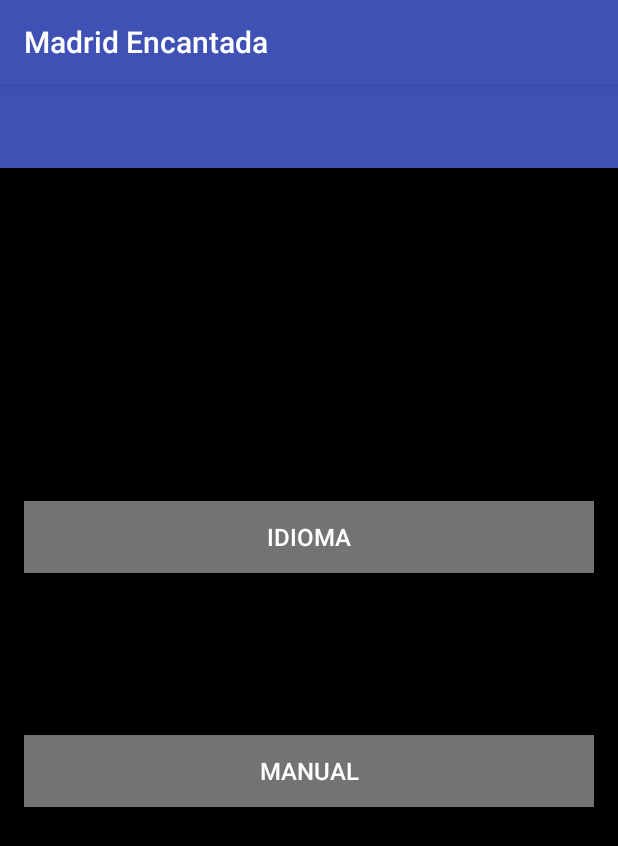
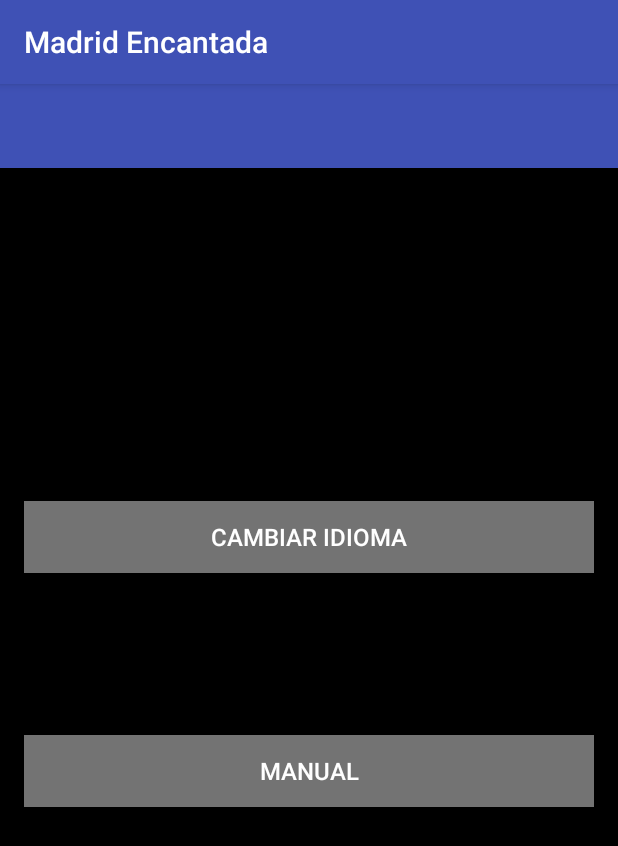
Before and after one commit to GynGyny/MadridEncantadaPFC, an Android app: the OptionsActivity screen opened directly, with no data from a screen before it, on a phone screen of 412 x 824 dp. Shown: the top 846 px of the screen. Run offline under Robolectric (Android 15) with nearby library versions, the phone set to English and light mode, and no system bars.

Commit message:
CAMBIO DE NOMBRE
Casi, hace el cambio de nombre

```diff
--- a/app/src/main/java/geo/rutas/madrid/com/madridencantada/activities/OptionsActivity.java
+++ b/app/src/main/java/geo/rutas/madrid/com/madridencantada/activities/OptionsActivity.java
@@ -1,15 +1,78 @@
 package geo.rutas.madrid.com.madridencantada.activities;
 
+import android.content.DialogInterface;
+import android.content.Intent;
+import android.content.res.Configuration;
+import android.support.v7.app.AlertDialog;
 import android.support.v7.app.AppCompatActivity;
 import android.os.Bundle;
+import android.support.v7.widget.Toolbar;
+import android.view.View;
+import android.widget.Button;
+
+import java.util.Locale;
 
 import geo.rutas.madrid.com.madridencantada.R;
 
 public class OptionsActivity extends AppCompatActivity {
+    private Button btLanguage;
+    private Button btManual;
+    //Para despleglable con los idiomas
+    private Locale locale;
+    private Configuration config = new Configuration();
+
 
     @Override
     protected void onCreate(Bundle savedInstanceState) {
         super.onCreate(savedInstanceState);
         setContentView(R.layout.activity_options);
+        // Toolbar toolbar = (Toolbar) findViewById(R.id.toolbar);
+        //setSupportActionBar(toolbar);
+        btLanguage = (Button) findViewById(R.id.button_languaje);
+
+        btLanguage.setOnClickListener(
+                new View.OnClickListener() {
+                    public void onClick(View view) {
+                        showDialog();
+                    }
+                });
+    }
+        /**
+         * Muestra una ventana de dialogo para elegir el nuevo idioma de la aplicacion
+         * Cuando se hace clic en uno de los idiomas, se cambia el idioma de la aplicacion
+         * y se recarga la actividad para ver los cambios
+         * */
+
+    private void showDialog() {
+        AlertDialog.Builder b = new AlertDialog.Builder(this);
+        b.setTitle(getResources().getString(R.string.str_button));
+        //obtiene los idiomas del array de string.xml
+        String[] types = getResources().getStringArray(R.array.languages);
+        b.setItems(types, new DialogInterface.OnClickListener() {
+
+            @Override
+            public void onClick(DialogInterface dialog, int which) {
+
+                dialog.dismiss();
+                switch (which) {
+                    case 0:
+                        locale = new Locale("en");
+                        config.locale = locale;
+                        break;
+                    case 1:
+                        locale = new Locale("es");
+                        config.locale = locale;
+                        break;
+                }
+                getResources().updateConfiguration(config, null);
+                //Cambia el idioma de la aplicación
+                //Intent refresh = new Intent(MainActivity.this, MainActivity.class);
+                //startActivity(refresh);
+                finish();
+            }
+
+        });
+
+        b.show();
     }
 }
--- a/app/src/main/res/layout/activity_options.xml
+++ b/app/src/main/res/layout/activity_options.xml
@@ -13,11 +13,12 @@
         android:theme="@style/AppTheme.AppBarOverlay">
 
         <android.support.v7.widget.Toolbar
-            android:id="@+id/toolbar"
+            android:id="@+id/toolbar_options"
             android:layout_width="match_parent"
             android:layout_height="?attr/actionBarSize"
             android:background="?attr/colorPrimary"
-            app:popupTheme="@style/AppTheme.PopupOverlay" />
+            app:popupTheme="@style/AppTheme.PopupOverlay"
+            />
 
     </android.support.design.widget.AppBarLayout>
 
--- a/app/src/main/res/layout/content_options.xml
+++ b/app/src/main/res/layout/content_options.xml
@@ -33,7 +33,7 @@
             android:id="@+id/button_languaje"
             android:layout_width="match_parent"
             android:layout_height="wrap_content"
-            android:text="@string/language"
+            android:text="@string/str_button"
             android:layout_marginBottom="8dp"
             android:background="@color/greyMedium"
             android:textColor="@android:color/white"
--- a/app/src/main/res/values/strings.xml
+++ b/app/src/main/res/values/strings.xml
@@ -38,5 +38,13 @@
     <string name="open_location_settings">Abrir opciones de geolocalización</string>
     <string name="Cancel">Cancelar</string>
 
+    <!--IDIOMAS-->
+    <string name="str_button">Cambiar idioma</string>
+    <string name="str_spanish">Español</string>
+    <string name="str_english">Inglés</string>
+    <string-array name="languages">
+        <item>@string/str_spanish</item>
+        <item>@string/str_english</item>
+    </string-array>
 
 </resources>
```
Also changed, not shown: 1 other file.
